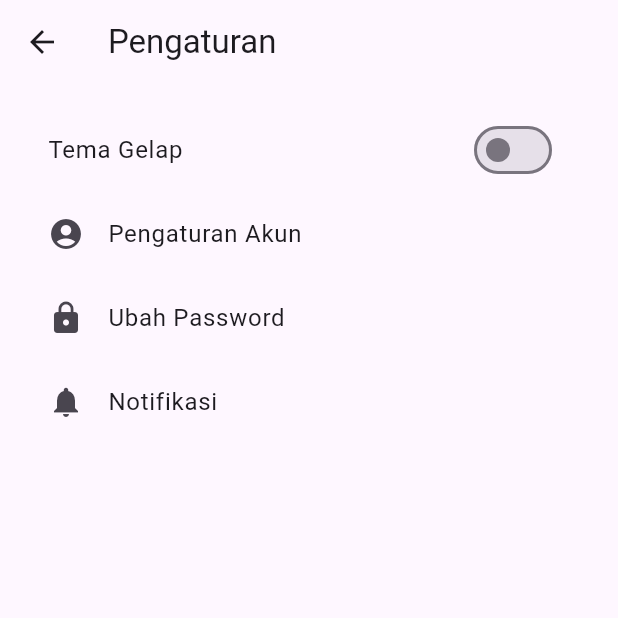
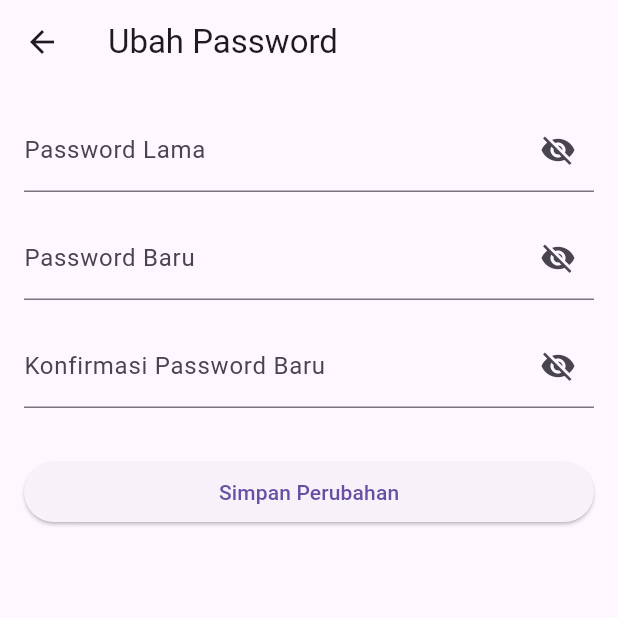
Before and after one commit to OtnielSitohang/FE_ADMIN_Skripsi, a Flutter app: the PengaturanPage screen opened by its route, after a tap on "Ubah Password", on a phone screen of 412 x 824 dp, the top half of it. Run offline on Flutter 3.47's test engine with Material 3 defaults, Android fonts, the phone set to English and light mode, and no system bars; accounts and stored records are empty.

Commit message:
Create Change Password

```diff
--- a/lib/app_router.dart
+++ b/lib/app_router.dart
@@ -10,6 +10,7 @@ import 'package:frontadmin/pages/login_page.dart';
 import 'package:frontadmin/pages/pengaturan_page.dart';
 import 'package:frontadmin/pages/KonfirmasiLapanganPage.dart';
 import 'package:frontadmin/pages/TambahCustomerPage.dart';
+import 'package:frontadmin/pages/ubah_password_page.dart';
 
 class AppRouter {
   static Route<dynamic> generateRoute(RouteSettings settings) {
@@ -38,6 +39,8 @@ class AppRouter {
         return MaterialPageRoute(builder: (_) => PengaturanPage());
       case '/pengaturanAkun':
         return MaterialPageRoute(builder: (_) => PengaturanAkunPage());
+      case '/ubahpassword':
+        return MaterialPageRoute(builder: (_) => UbahPasswordPage());
       default:
         return MaterialPageRoute(
           builder: (_) => Scaffold(
--- a/lib/main.dart
+++ b/lib/main.dart
@@ -1,6 +1,7 @@
 import 'package:flutter/material.dart';
 import 'package:frontadmin/models/UserProvider.dart';
 import 'package:frontadmin/services/auth_service.dart';
+import 'package:frontadmin/services/ubahpassword_service.dart';
 import 'package:provider/provider.dart';
 import 'package:frontadmin/services/theme_provider.dart';
 import 'package:frontadmin/app_router.dart';
@@ -12,6 +13,7 @@ void main() {
         ChangeNotifierProvider(create: (context) => UserProvider()),
         ChangeNotifierProvider(create: (context) => ThemeProvider()),
         Provider<AuthService>(create: (_) => AuthService()),
+        Provider<UbahPasswordService>(create: (_) => UbahPasswordService()),
       ],
       child: MyApp(),
     ),
--- a/lib/pages/pengaturan_page.dart
+++ b/lib/pages/pengaturan_page.dart
@@ -1,4 +1,5 @@
 import 'package:flutter/material.dart';
+import 'package:frontadmin/pages/ubah_password_page.dart';
 import 'package:provider/provider.dart';
 import '../services/theme_provider.dart';
 
@@ -33,9 +34,10 @@ class PengaturanPage extends StatelessWidget {
             leading: Icon(Icons.lock),
             title: Text('Ubah Password'),
             onTap: () {
-              // Add navigation to the password change page here
+              Navigator.pushNamed(context, '/ubahpassword');
             },
           ),
+
           ListTile(
             leading: Icon(Icons.notifications),
             title: Text('Notifikasi'),
--- /dev/null
+++ b/lib/pages/ubah_password_page.dart
@@ -0,0 +1,181 @@
+import 'package:flutter/material.dart';
+import 'package:frontadmin/models/UserProvider.dart';
+import 'package:provider/provider.dart';
+import '../models/user.dart'; // Sesuaikan dengan lokasi file Anda
+import '../services/ubahpassword_service.dart'; // Sesuaikan dengan lokasi file Anda
+
+class UbahPasswordPage extends StatefulWidget {
+  @override
+  _UbahPasswordPageState createState() => _UbahPasswordPageState();
+}
+
+class _UbahPasswordPageState extends State<UbahPasswordPage> {
+  final TextEditingController _oldPasswordController = TextEditingController();
+  final TextEditingController _newPasswordController = TextEditingController();
+  final TextEditingController _confirmPasswordController =
+      TextEditingController();
+
+  bool _isOldPasswordVisible = false;
+  bool _isNewPasswordVisible = false;
+  bool _isConfirmPasswordVisible = false;
+
+  @override
+  Widget build(BuildContext context) {
+    return Scaffold(
+      appBar: AppBar(
+        title: Text('Ubah Password'),
+      ),
+      body: Padding(
+        padding: EdgeInsets.all(16.0),
+        child: Column(
+          crossAxisAlignment: CrossAxisAlignment.stretch,
+          children: [
+            TextFormField(
+              controller: _oldPasswordController,
+              obscureText: !_isOldPasswordVisible,
+              decoration: InputDecoration(
+                labelText: 'Password Lama',
+                suffixIcon: IconButton(
+                  icon: Icon(_isOldPasswordVisible
+                      ? Icons.visibility
+                      : Icons.visibility_off),
+                  onPressed: () {
+                    setState(() {
+                      _isOldPasswordVisible = !_isOldPasswordVisible;
+                    });
+                  },
+                ),
+              ),
+            ),
+            SizedBox(height: 16.0),
+            TextFormField(
+              controller: _newPasswordController,
+              obscureText: !_isNewPasswordVisible,
+              decoration: InputDecoration(
+                labelText: 'Password Baru',
+                suffixIcon: IconButton(
+                  icon: Icon(_isNewPasswordVisible
+                      ? Icons.visibility
+                      : Icons.visibility_off),
+                  onPressed: () {
+                    setState(() {
+                      _isNewPasswordVisible = !_isNewPasswordVisible;
+                    });
+                  },
+                ),
+              ),
+            ),
+            SizedBox(height: 16.0),
+            TextFormField(
+              controller: _confirmPasswordController,
+              obscureText: !_isConfirmPasswordVisible,
+              decoration: InputDecoration(
+                labelText: 'Konfirmasi Password Baru',
+                suffixIcon: IconButton(
+                  icon: Icon(_isConfirmPasswordVisible
+                      ? Icons.visibility
+                      : Icons.visibility_off),
+                  onPressed: () {
+                    setState(() {
+                      _isConfirmPasswordVisible = !_isConfirmPasswordVisible;
+                    });
+                  },
+                ),
+              ),
+            ),
+            SizedBox(height: 32.0),
+            ElevatedButton(
+              onPressed: () {
+                _ubahPassword(context);
+              },
+              child: Text('Simpan Perubahan'),
+            ),
+          ],
+        ),
+      ),
+    );
+  }
+
+  void _ubahPassword(BuildContext context) async {
+    String oldPassword = _oldPasswordController.text.trim();
+    String newPassword = _newPasswordController.text.trim();
+    String confirmPassword = _confirmPasswordController.text.trim();
+
+    // Validasi form
+    if (oldPassword.isEmpty || newPassword.isEmpty || confirmPassword.isEmpty) {
+      _showErrorDialog(context, 'Harap isi semua kolom');
+      return;
+    }
+
+    if (newPassword != confirmPassword) {
+      _showErrorDialog(
+          context, 'Password baru dan konfirmasi password tidak cocok');
+      return;
+    }
+
+    // Dapatkan instance UserProvider dari Provider
+    final userProvider = Provider.of<UserProvider>(context, listen: false);
+    User? currentUser = userProvider.user;
+
+    if (currentUser == null) {
+      _showErrorDialog(context, 'Pengguna tidak ditemukan');
+      return;
+    }
+
+    // Panggil metode ubahPassword dari UbahPasswordService
+    final ubahPasswordService =
+        Provider.of<UbahPasswordService>(context, listen: false);
+    ApiResponse response = await ubahPasswordService.ubahPassword(
+        currentUser.id, oldPassword, newPassword);
+
+    if (response.status == Status.SUCCESS) {
+      // Tampilkan dialog sukses
+      _showSuccessDialog(context);
+    } else {
+      // Tampilkan dialog error
+      _showErrorDialog(context, response.message);
+    }
+  }
+
+  void _showErrorDialog(BuildContext context, String message) {
+    showDialog(
+      context: context,
+      builder: (BuildContext context) {
+        return AlertDialog(
+          title: Text('Error'),
+          content: Text(message),
+          actions: [
+            TextButton(
+              onPressed: () {
+                Navigator.of(context).pop();
+              },
+              child: Text('OK'),
+            ),
+          ],
+        );
+      },
+    );
+  }
+
+  void _showSuccessDialog(BuildContext context) {
+    showDialog(
+      context: context,
+      builder: (BuildContext context) {
+        return AlertDialog(
+          title: Text('Sukses'),
+          content: Text('Password berhasil diubah'),
+          actions: [
+            TextButton(
+              onPressed: () {
+                Navigator.of(context).pop(); // Tutup dialog sukses
+                Navigator.pushReplacementNamed(
+                    context, '/drawer'); // Navigasi ke '/drawer'
+              },
+              child: Text('OK'),
+            ),
+          ],
+        );
+      },
+    );
+  }
+}
--- /dev/null
+++ b/lib/services/ubahpassword_service.dart
@@ -0,0 +1,53 @@
+import 'dart:convert';
+import 'package:http/http.dart' as http;
+
+class ApiResponse {
+  final Status status;
+  final dynamic data;
+  final String message;
+
+  ApiResponse(this.status, {this.data, required this.message});
+
+  factory ApiResponse.fromJson(Map<String, dynamic> json) {
+    return ApiResponse(
+      Status.SUCCESS,
+      data: json['data'],
+      message: json['message'],
+    );
+  }
+
+  factory ApiResponse.error(String message) {
+    return ApiResponse(Status.ERROR, message: message);
+  }
+}
+
+enum Status { SUCCESS, ERROR }
+
+class UbahPasswordService {
+  static const String baseUrl =
+      'http://localhost:3000/auth'; // Ganti dengan URL backend Anda
+
+  Future<ApiResponse> ubahPassword(
+      int userId, String oldPassword, String newPassword) async {
+    try {
+      final response = await http.put(
+        Uri.parse('$baseUrl/ubahPassword/$userId'),
+        body: jsonEncode({
+          'oldPassword': oldPassword,
+          'newPassword': newPassword,
+        }),
+        headers: {
+          'Content-Type': 'application/json',
+        },
+      );
+
+      if (response.statusCode == 200) {
+        return ApiResponse.fromJson(jsonDecode(response.body));
+      } else {
+        return ApiResponse.error('Failed to change password');
+      }
+    } catch (e) {
+      return ApiResponse.error('Exception occurred: $e');
+    }
+  }
+}
```
Also changed, not shown: lib/models/user.dart (line endings or trailing spaces).
